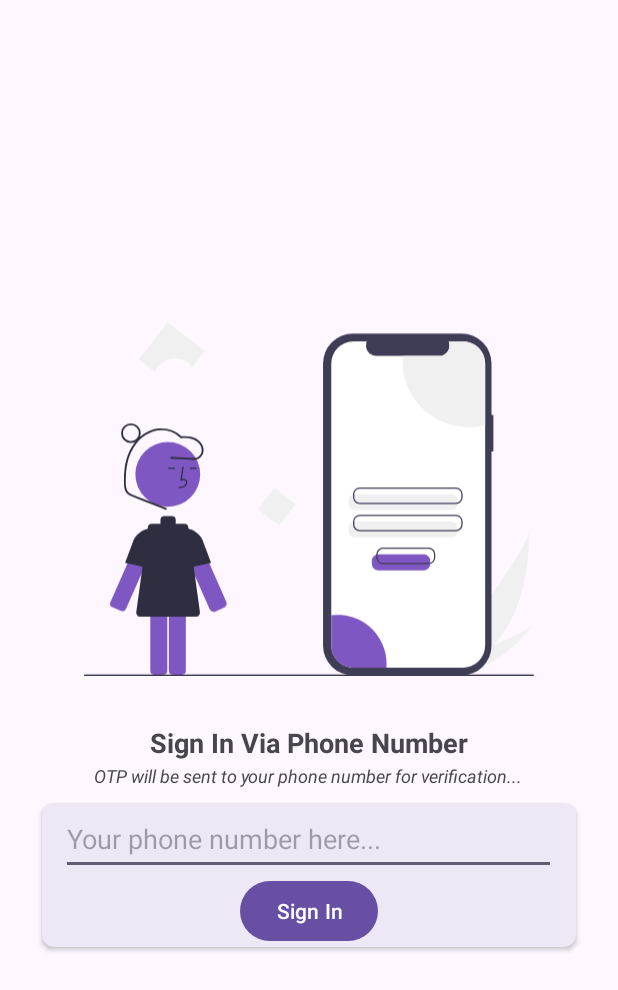
After one commit to sumit1202/Ping_Now, an Android app: the layout activity_signin.xml on its own in the app's theme, with its tools: preview values and no code run, on a phone screen of 412 x 824 dp. The commit adds this screen. Shown: the top 990 px of the screen. Run offline under Robolectric (Android 15) with nearby library versions, the phone set to English and light mode, and no system bars.

Commit message:
commit 1.1...added sign in activity

```diff
--- /dev/null
+++ b/app/src/main/res/drawable/login.xml
@@ -0,0 +1,90 @@
+<vector xmlns:android="http://schemas.android.com/apk/res/android"
+    android:width="708dp"
+    android:height="555.87dp"
+    android:viewportWidth="708"
+    android:viewportHeight="555.87">
+  <path
+      android:pathData="M644.47,507.45a211.72,211.72 0,0 1,-46.2 37.27c-0.39,0.24 -0.79,0.47 -1.19,0.7l-27.64,-24.46c0.29,-0.27 0.61,-0.57 0.96,-0.9C590.99,500.5 693.23,363.77 700.04,330.48 699.57,333.25 706.19,442.03 644.47,507.45Z"
+      android:fillColor="#f0f0f0"/>
+  <path
+      android:pathData="M603.6,549.44c-0.52,0.12 -1.05,0.24 -1.59,0.35l-20.74,-18.35c0.41,-0.14 0.88,-0.31 1.42,-0.5 8.9,-3.15 35.39,-12.66 61.76,-23.49 28.33,-11.64 56.53,-24.8 62.6,-33.23C705.76,476.18 665.69,535.56 603.6,549.44Z"
+      android:fillColor="#f0f0f0"/>
+  <path
+      android:pathData="M644.08,145.58h-2.95L641.13,64.69a46.82,46.82 0,0 0,-46.82 -46.82L422.93,17.87a46.82,46.82 0,0 0,-46.82 46.82v443.79a46.82,46.82 0,0 0,46.82 46.82L594.31,555.29a46.82,46.82 0,0 0,46.82 -46.82L641.13,203.16h2.95Z"
+      android:fillColor="#3f3d56"/>
+  <path
+      android:pathData="M631.16,65.01L631.16,508.15a34.96,34.96 0,0 1,-34.97 34.96L423.98,543.11a34.95,34.95 0,0 1,-34.96 -34.96L389.03,65.01a34.95,34.95 0,0 1,34.96 -34.96h20.9a16.62,16.62 0,0 0,15.38 22.88h98.18a16.6,16.6 0,0 0,15.38 -22.88L596.19,30.05A34.96,34.96 0,0 1,631.16 65.01Z"
+      android:fillColor="#fff"/>
+  <path
+      android:pathData="M577.59,295.29L426.23,295.29a10.01,10.01 0,0 1,-10 -10v-4.98a10.01,10.01 0,0 1,10 -10h151.37a10.01,10.01 0,0 1,10 10v4.98A10.01,10.01 0,0 1,577.59 295.29Z"
+      android:fillColor="#f0f0f0"/>
+  <path
+      android:pathData="M577.59,338.2L426.23,338.2a10.01,10.01 0,0 1,-10 -10v-4.98a10.01,10.01 0,0 1,10 -10h151.37a10.01,10.01 0,0 1,10 10v4.98A10.01,10.01 0,0 1,577.59 338.2Z"
+      android:fillColor="#f0f0f0"/>
+  <path
+      android:pathData="M585.17,285.69L433.8,285.69a10.51,10.51 0,0 1,-10.5 -10.5v-4.98a10.51,10.51 0,0 1,10.5 -10.5h151.37a10.51,10.51 0,0 1,10.5 10.5v4.98A10.51,10.51 0,0 1,585.17 285.69ZM433.8,261.72a8.51,8.51 0,0 0,-8.5 8.5v4.98a8.51,8.51 0,0 0,8.5 8.5h151.37a8.51,8.51 0,0 0,8.5 -8.5v-4.98a8.51,8.51 0,0 0,-8.5 -8.5Z"
+      android:fillColor="#3f3d56"/>
+  <path
+      android:pathData="M585.17,328.6L433.8,328.6a10.51,10.51 0,0 1,-10.5 -10.5L423.3,313.12a10.51,10.51 0,0 1,10.5 -10.5h151.37a10.51,10.51 0,0 1,10.5 10.5v4.98A10.51,10.51 0,0 1,585.17 328.6ZM433.8,304.62a8.51,8.51 0,0 0,-8.5 8.5v4.98a8.51,8.51 0,0 0,8.5 8.5h151.37a8.51,8.51 0,0 0,8.5 -8.5L593.67,313.12a8.51,8.51 0,0 0,-8.5 -8.5Z"
+      android:fillColor="#3f3d56"/>
+  <path
+      android:pathData="M631.16,65.01L631.16,161.4A103.54,103.54 0,0 1,501.28 61.32q0,-4.24 0.34,-8.39h56.83a16.6,16.6 0,0 0,15.38 -22.88L596.19,30.05A34.96,34.96 0,0 1,631.16 65.01Z"
+      android:fillColor="#f0f0f0"/>
+  <path
+      android:pathData="M476.04,537.09c0,2.03 -0.08,4.04 -0.24,6.02L423.98,543.11a34.95,34.95 0,0 1,-34.96 -34.96v-47.4a77.07,77.07 0,0 1,87.01 76.34Z"
+      android:fillColor="#7e57c2"/>
+  <path
+      android:pathData="M58.12,453.92a6.01,6.01 0,0 0,7.91 -3.07l46.68,-105.79a13.38,13.38 0,0 0,-17.08 -17.88h-0a13.2,13.2 0,0 0,-6.75 5.78,13.65 13.65,0 0,0 -0.65,1.29l-46.68,105.79a6,6 0,0 0,3.07 7.91Z"
+      android:fillColor="#7e57c2"/>
+  <path
+      android:pathData="M110.8,388.49l-46.17,-10.26 11.43,-30.23a31.95,31.95 0,0 1,34.3 -23.63l0.44,0.05Z"
+      android:fillColor="#2f2e41"/>
+  <path
+      android:pathData="M204.05,455.43a7.03,7.03 0,0 1,-6.41 -4.18L150.96,345.46a14.38,14.38 0,0 1,25.61 -13v-0a14.62,14.62 0,0 1,0.7 1.39l46.68,105.79a7,7 0,0 1,-3.58 9.23l-13.96,6.16 -0.01,-0.02A6.94,6.94 0,0 1,204.05 455.43Z"
+      android:fillColor="#7e57c2"/>
+  <path
+      android:pathData="M139.49,419.1a6.01,6.01 0,0 0,-6 6L133.49,548.12a6.01,6.01 0,0 0,6 6L154.24,554.12a6.01,6.01 0,0 0,6 -6L160.24,425.1a6.01,6.01 0,0 0,-6 -6Z"
+      android:fillColor="#7e57c2"/>
+  <path
+      android:pathData="M110.29,419.1a6.01,6.01 0,0 0,-6 6L104.29,548.12a6.01,6.01 0,0 0,6 6h14.76a6.01,6.01 0,0 0,6 -6L131.05,425.1a6.01,6.01 0,0 0,-6 -6Z"
+      android:fillColor="#7e57c2"/>
+  <path
+      android:pathData="M131.83,239.22m-51,0a51,51 0,1 1,102 0a51,51 0,1 1,-102 0"
+      android:fillColor="#7e57c2"/>
+  <path
+      android:pathData="M148.8,260.63c3.31,-0.09 7.42,-0.21 10.59,-2.52a8.13,8.13 0,0 0,3.2 -6.07,5.47 5.47,0 0,0 -1.86,-4.49c-1.66,-1.4 -4.07,-1.73 -6.68,-0.96l2.7,-19.73 -1.98,-0.27L151.6,249.78l1.65,-0.76c1.92,-0.88 4.55,-1.33 6.19,0.06a3.52,3.52 0,0 1,1.15 2.9,6.15 6.15,0 0,1 -2.38,4.53c-2.47,1.8 -5.75,2.03 -9.47,2.14Z"
+      android:fillColor="#2f2e41"/>
+  <path
+      android:pathData="M166.55,228.56h10.77v2h-10.77z"
+      android:fillColor="#2f2e41"/>
+  <path
+      android:pathData="M132.55,228.56h10.77v2h-10.77z"
+      android:fillColor="#2f2e41"/>
+  <path
+      android:pathData="M182.36,456.05l-18.36,-134a6,6 0,0 0,-5.94 -5.19L144.21,316.87a6.02,6.02 0,0 0,0.09 -1v-5a6,6 0,0 0,-6 -6h-12a6,6 0,0 0,-6 6v5a6.02,6.02 0,0 0,0.09 1L106.53,316.87a6,6 0,0 0,-5.94 5.19l-18.36,134a6,6 0,0 0,5.94 6.81h88.24A6,6 0,0 0,182.36 456.05Z"
+      android:fillColor="#2f2e41"/>
+  <path
+      android:pathData="M153.8,388.49L153.8,324.42l0.44,-0.05a31.96,31.96 0,0 1,34.32 23.68l11.41,30.18Z"
+      android:fillColor="#2f2e41"/>
+  <path
+      android:pathData="M129.26,291.82l-35.28,-13.69c-5.77,-2.24 -11.57,-4.41 -17.31,-6.73a19.73,19.73 0,0 1,-6.66 -3.93,13.09 13.09,0 0,1 -3.32,-6.43c-1.22,-5.17 -1,-10.83 -0.92,-16.1a122.7,122.7 0,0 1,1.42 -17.24,83.29 83.29,0 0,1 10.65,-30.38c9.89,-16.23 26.94,-28.44 46.54,-27.47 9.08,0.45 18.21,3.71 24.95,9.91a15.75,15.75 0,0 0,2.36 2.28,3.27 3.27,0 0,0 1.88,0.13q1.23,-0.08 2.47,-0.12a51.04,51.04 0,0 1,8.57 0.36,27.12 27.12,0 0,1 14.13,5.87c3.37,2.9 6.11,6.99 6.39,11.54a13.66,13.66 0,0 1,-4.61 11.15c-4.21,3.55 -10.21,2.3 -15.26,2.03l-18.49,-0.98 -9.37,-0.5c-1.93,-0.1 -1.92,2.9 0,3l24.9,1.32c4,0.21 8.13,0.73 12.13,0.49a13.57,13.57 0,0 0,8.33 -3.35,16.63 16.63,0 0,0 5.04,-15.6c-1.28,-6.14 -5.85,-11.21 -11.21,-14.24 -7.29,-4.11 -15.99,-4.5 -24.14,-3.9l1.06,0.44c-9.22,-9.9 -23.35,-14.08 -36.61,-12.61 -14,1.54 -26.46,9.36 -35.4,20.04 -9.98,11.91 -15.41,26.76 -17.53,42.03a139.84,139.84 0,0 0,-1.08 24.88,31.35 31.35,0 0,0 1.85,10.75 15.39,15.39 0,0 0,7.23 7.75,103.4 103.4,0 0,0 11.47,4.71L96.44,282.28l25.53,9.91 6.5,2.52c1.8,0.7 2.58,-2.2 0.8,-2.89Z"
+      android:fillColor="#2f2e41"/>
+  <path
+      android:pathData="M73.8,189.87a15.5,15.5 0,1 1,15.5 -15.5A15.52,15.52 0,0 1,73.8 189.87ZM73.8,161.87a12.5,12.5 0,1 0,12.5 12.5A12.51,12.51 0,0 0,73.8 161.87Z"
+      android:fillColor="#2f2e41"/>
+  <path
+      android:pathData="M299.35,260.26l33.55,25.66l-25.66,33.55l-33.55,-25.66z"
+      android:fillColor="#f0f0f0"/>
+  <path
+      android:pathData="M143.3,56.87a33.95,33.95 0,0 1,27.28 13.7l19.59,-25.61 -58.78,-44.96 -44.96,58.78 25.33,19.38A34,34 0,0 1,143.3 56.87Z"
+      android:fillColor="#f0f0f0"/>
+  <path
+      android:pathData="M707,555.87L1,555.87a1,1 0,0 1,0 -2L707,553.87a1,1 0,0 1,0 2Z"
+      android:fillColor="#3f3d56"/>
+  <path
+      android:pathData="M534.69,389.94L462.83,389.94a10.01,10.01 0,0 1,-10 -10v-4.98a10.01,10.01 0,0 1,10 -10h71.86a10.01,10.01 0,0 1,10 10v4.98A10.01,10.01 0,0 1,534.69 389.94Z"
+      android:fillColor="#7e57c2"/>
+  <path
+      android:pathData="M542.26,380.34L470.4,380.34a10.51,10.51 0,0 1,-10.5 -10.5v-4.98a10.51,10.51 0,0 1,10.5 -10.5h71.86a10.51,10.51 0,0 1,10.5 10.5v4.98A10.51,10.51 0,0 1,542.26 380.34ZM470.4,356.36a8.51,8.51 0,0 0,-8.5 8.5v4.98a8.51,8.51 0,0 0,8.5 8.5h71.86a8.51,8.51 0,0 0,8.5 -8.5v-4.98a8.51,8.51 0,0 0,-8.5 -8.5Z"
+      android:fillColor="#3f3d56"/>
+</vector>
--- /dev/null
+++ b/app/src/main/res/layout/activity_signin.xml
@@ -0,0 +1,69 @@
+<?xml version="1.0" encoding="utf-8"?>
+<LinearLayout
+    xmlns:android="http://schemas.android.com/apk/res/android"
+    xmlns:app="http://schemas.android.com/apk/res-auto"
+    xmlns:tools="http://schemas.android.com/tools"
+    android:layout_width="match_parent"
+    android:layout_height="match_parent"
+    android:padding="20dp"
+    android:gravity="center"
+    android:orientation="vertical"
+    tools:context=".SignInActivity">
+
+    <ImageView
+        android:id="@+id/imageView"
+        android:layout_width="300dp"
+        android:layout_height="300dp"
+        android:contentDescription="@string/signin_img"
+        app:srcCompat="@drawable/login" />
+
+    <TextView
+        android:id="@+id/textView2"
+        android:layout_width="wrap_content"
+        android:layout_height="wrap_content"
+        android:text="@string/sign_in_via_phone_number"
+        android:textSize="18sp"
+        android:textStyle="bold"/>
+
+    <TextView
+        android:id="@+id/textView3"
+        android:layout_width="wrap_content"
+        android:layout_height="wrap_content"
+        android:layout_marginTop="1dp"
+        android:text="@string/otp_will_be_sent_to_your_phone_number_for_verification"
+        android:textStyle="italic"
+        android:textSize="12sp"/>
+
+    <androidx.cardview.widget.CardView
+        android:layout_width="match_parent"
+        android:layout_height="wrap_content"
+        app:cardMaxElevation="5dp"
+        app:cardUseCompatPadding="true"
+        android:backgroundTint="#EDE7F6"
+        app:cardCornerRadius="8dp">
+
+        <LinearLayout
+            android:layout_width="match_parent"
+            android:layout_height="wrap_content"
+            android:gravity="center"
+            android:orientation="vertical">
+
+            <EditText
+                android:id="@+id/enter_phone_edt_txt_id"
+                android:layout_width="330dp"
+                android:layout_height="48dp"
+                android:inputType="phone"
+                android:autofillHints="phone"
+                android:hint="@string/your_phone_number_here"/>
+
+            <Button
+                android:id="@+id/sign_in_btn_id"
+                android:layout_width="wrap_content"
+                android:layout_height="wrap_content"
+                android:text="@string/sign_in"/>
+
+        </LinearLayout>
+    </androidx.cardview.widget.CardView>
+
+
+</LinearLayout>
--- a/app/src/main/res/layout/fragment_calls.xml
+++ b/app/src/main/res/layout/fragment_calls.xml
@@ -9,6 +9,6 @@
     <TextView
         android:layout_width="match_parent"
         android:layout_height="match_parent"
-        android:text="@string/hello_blank_fragment" />
+        android:text="@string/calls_fragment" />
 
 </FrameLayout>
--- a/app/src/main/res/layout/fragment_chats.xml
+++ b/app/src/main/res/layout/fragment_chats.xml
@@ -9,6 +9,6 @@
     <TextView
         android:layout_width="match_parent"
         android:layout_height="match_parent"
-        android:text="@string/hello_blank_fragment" />
+        android:text="@string/chats_fragment" />
 
 </FrameLayout>
--- a/app/src/main/res/layout/fragment_status.xml
+++ b/app/src/main/res/layout/fragment_status.xml
@@ -9,6 +9,6 @@
     <TextView
         android:layout_width="match_parent"
         android:layout_height="match_parent"
-        android:text="@string/hello_blank_fragment" />
+        android:text="@string/status_fragment" />
 
 </FrameLayout>
--- a/app/src/main/res/values/strings.xml
+++ b/app/src/main/res/values/strings.xml
@@ -1,6 +1,13 @@
 <resources>
     <string name="app_name">Ping_Now</string>
     <string name="ping_now">Ping Now</string>
-    <!-- TODO: Remove or change this placeholder text -->
-    <string name="hello_blank_fragment">Hello blank fragment</string>
+
+    <string name="chats_fragment">Chats Fragment</string>
+    <string name="status_fragment">Status Fragment</string>
+    <string name="calls_fragment">Calls Fragment</string>
+    <string name="sign_in">Sign In</string>
+    <string name="your_phone_number_here">Your phone number here...</string>
+    <string name="sign_in_via_phone_number">Sign In Via Phone Number</string>
+    <string name="otp_will_be_sent_to_your_phone_number_for_verification">OTP will be sent to your phone number for verification...</string>
+    <string name="signin_img">Signin Image</string>
 </resources>
--- a/build.gradle
+++ b/build.gradle
@@ -3,4 +3,5 @@ plugins {
     id 'com.android.application' version '8.0.2' apply false
     id 'com.android.library' version '8.0.2' apply false
     id 'org.jetbrains.kotlin.android' version '1.8.20' apply false
+    id 'com.google.gms.google-services' version '4.3.15' apply false
 }
```
Also changed, not shown: app/build.gradle (+14 -0 lines), app/src/main/AndroidManifest.xml (+9 -0 lines), app/src/main/java/com/example/ping_now/MainActivity.kt (+13 -2 lines), app/src/main/java/com/example/ping_now/OTPActivity.kt (added, +11 -0 lines), app/src/main/java/com/example/ping_now/ProfileActivity.kt (added, +11 -0 lines), app/src/main/java/com/example/ping_now/SignInActivity.kt (added, +43 -0 lines), app/src/main/res/drawable/chatting.xml (added, +135 -0 lines), app/src/main/res/drawable/otp_auth.xml (added, +87 -0 lines), app/src/main/res/layout/activity_otpactivity.xml (added, +9 -0 lines), app/src/main/res/layout/activity_profile.xml (added, +9 -0 lines), 2 other files.
